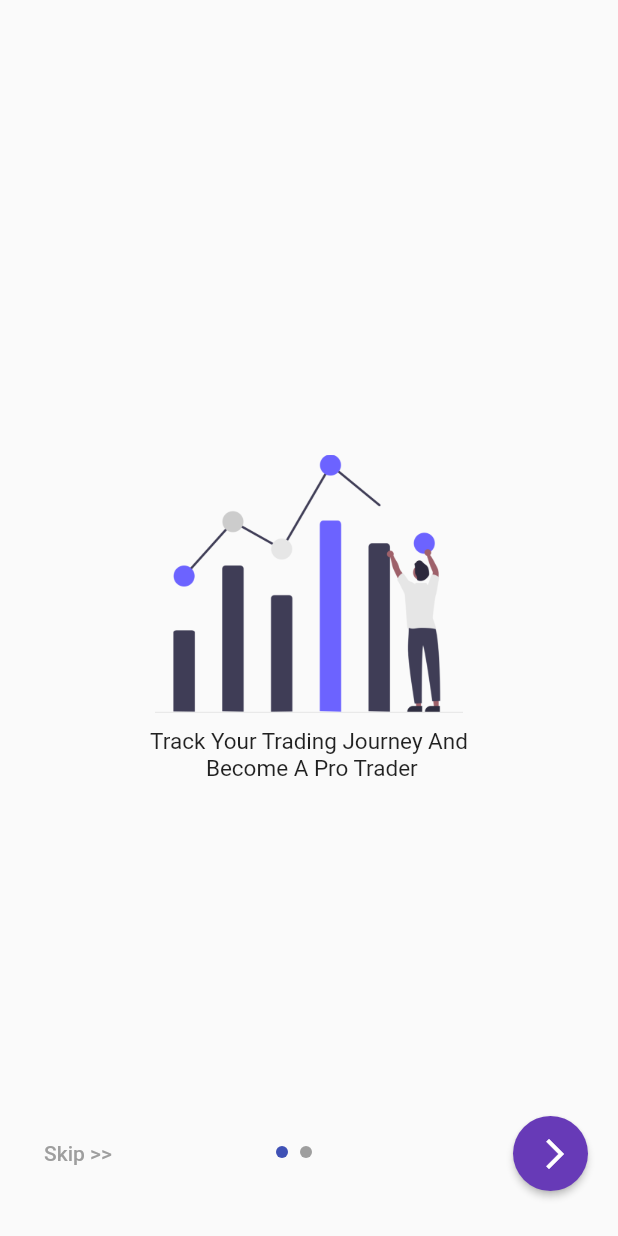
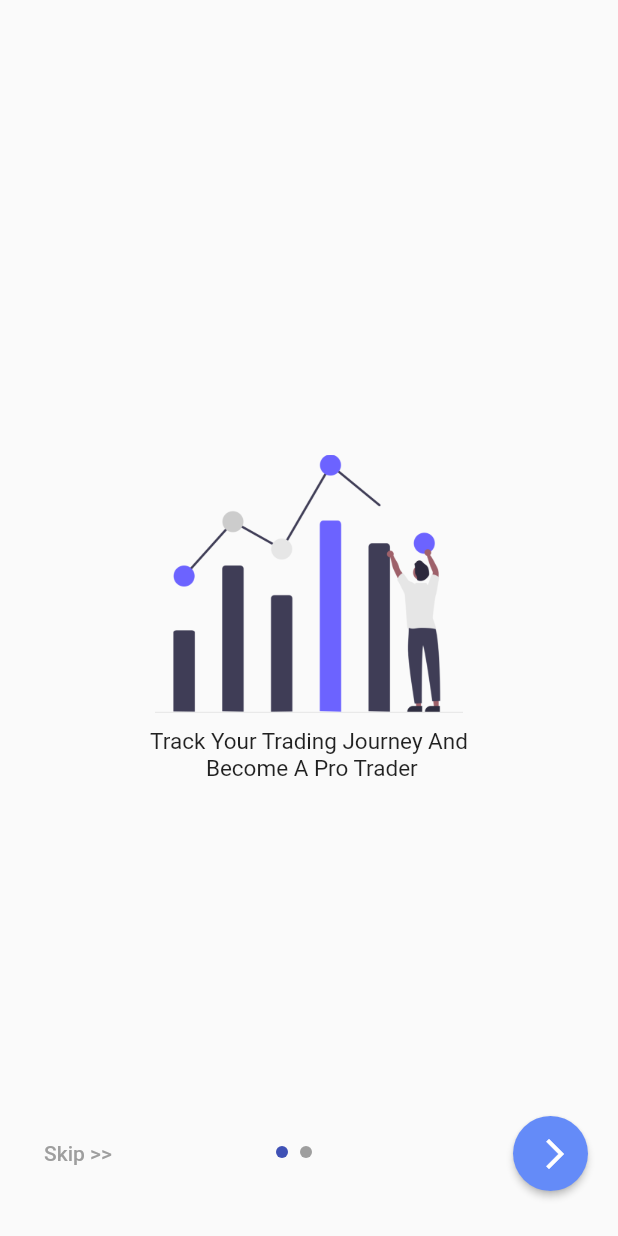
Before and after one commit to Vineeth-Kolichal/trading-edge-dev, a Flutter app: the screen it shows after launch, on a phone screen of 412 x 824 dp. Run offline on Flutter 3.47's test engine with Material 2 defaults, Android fonts, the phone set to English and light mode, and no system bars; drawn by our look-alikes of smooth_page_indicator; our stand-ins replace animated_splash_screen, cloud_firestore, connectivity_plus, firebase_auth, firebase_core, firebase_storage and 12 more; missing offline and left inert: d_chart, flutter_gif; accounts and stored records are empty.

Commit message:
custom primary color is created

```diff
--- a/lib/main.dart
+++ b/lib/main.dart
@@ -8,8 +8,6 @@ import 'package:my_tradebook/firebase_options.dart';
 import 'package:my_tradebook/screens/splash_screen/screen_splash.dart';
 import 'package:provider/provider.dart';
 
-// const mobile = 'mobile';
-// const google = 'google';
 const loginType = 'LoggedIn';
 const String currentUserId = 'current_user_id';
 const whiteColor = Colors.white;
@@ -35,7 +33,7 @@ class MyTradeBookApp extends StatelessWidget {
         title: 'My TradeBook',
         theme: ThemeData(
           //brightness: Brightness.dark,
-          primarySwatch: Colors.deepPurple,
+          primarySwatch: customPrimaryColor,
         ),
         //home: ScreenEnterName(),
         home: const ScreenSplash(),
@@ -43,3 +41,19 @@ class MyTradeBookApp extends StatelessWidget {
     );
   }
 }
+
+const MaterialColor customPrimaryColor = MaterialColor(
+  0xFF648BF8, // Set the primary color value
+  <int, Color>{
+    50: Color(0xFFE4E9FB),
+    100: Color(0xFFBBC7F4),
+    200: Color(0xFF8DA3ED),
+    300: Color(0xFF607FE6),
+    400: Color(0xFF3D5CE0),
+    500: Color(0xFF2749DB), // Set the primary color value
+    600: Color(0xFF2042D8),
+    700: Color(0xFF183BD3),
+    800: Color(0xFF1034CF),
+    900: Color(0xFF0027C6),
+  },
+);
```
Also changed, not shown: lib/screens/home/pages/page_dashboard.dart (+6 -7 lines), lib/screens/home/pages/page_position_sizing.dart (+6 -19 lines), lib/screens/home/screen_home.dart (+51 -22 lines).
